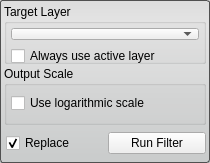
Qt form src/Interface/ToolInterface/ConnectedComponentSizeFilterInterface.ui (SCIInstitute/Seg3D) before a commit.
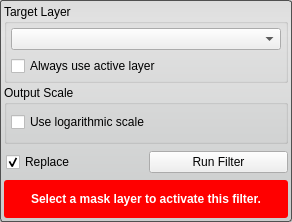
The same form after that commit. Custom widgets are drawn as their Qt base class.

Commit message: added a warning to the all the tools and filters for when the proper layer isnt selected.

The edit to the form file:
```diff
--- a/src/Interface/ToolInterface/ConnectedComponentSizeFilterInterface.ui
+++ b/src/Interface/ToolInterface/ConnectedComponentSizeFilterInterface.ui
@@ -6,8 +6,8 @@
    <rect>
     <x>0</x>
     <y>0</y>
-    <width>210</width>
-    <height>163</height>
+    <width>292</width>
+    <height>222</height>
    </rect>
   </property>
   <property name="sizePolicy">
@@ -16,12 +16,6 @@
     <verstretch>0</verstretch>
    </sizepolicy>
   </property>
-  <property name="minimumSize">
-   <size>
-    <width>0</width>
-    <height>100</height>
-   </size>
-  </property>
   <property name="maximumSize">
    <size>
     <width>16777215</width>
@@ -194,6 +188,48 @@
      </layout>
     </widget>
    </item>
+   <item>
+    <widget class="QWidget" name="message_alert_" native="true">
+     <property name="minimumSize">
+      <size>
+       <width>0</width>
+       <height>32</height>
+      </size>
+     </property>
+     <property name="styleSheet">
+      <string notr="true">QLabel#message_{
+  color: white;
+  font: bold;
+}
+
+QWidget#message_alert_{
+  border-radius: 3px;
+  background-color: red;
+}</string>
+     </property>
+     <layout class="QHBoxLayout" name="horizontalLayout_4">
+      <property name="spacing">
+       <number>0</number>
+      </property>
+      <property name="margin">
+       <number>4</number>
+      </property>
+      <item>
+       <widget class="QLabel" name="message_">
+        <property name="text">
+         <string>Select a mask layer to activate this filter.</string>
+        </property>
+        <property name="alignment">
+         <set>Qt::AlignCenter</set>
+        </property>
+        <property name="wordWrap">
+         <bool>true</bool>
+        </property>
+       </widget>
+      </item>
+     </layout>
+    </widget>
+   </item>
   </layout>
  </widget>
  <customwidgets>
```
The commit also changes 67 other files.
